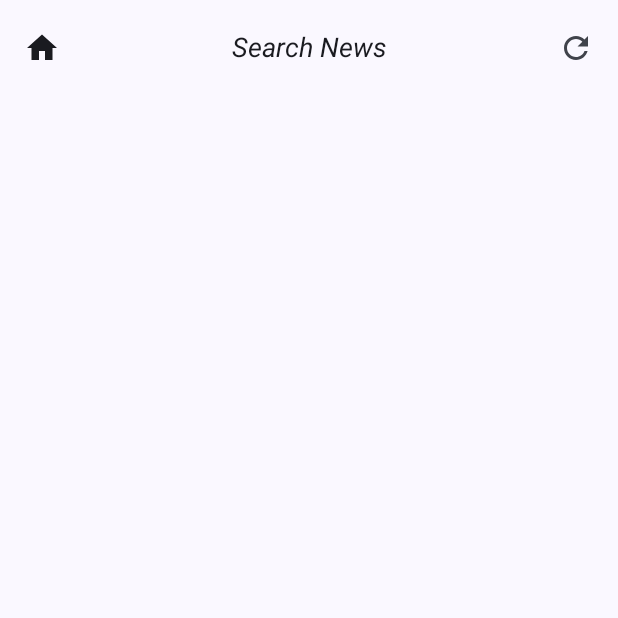
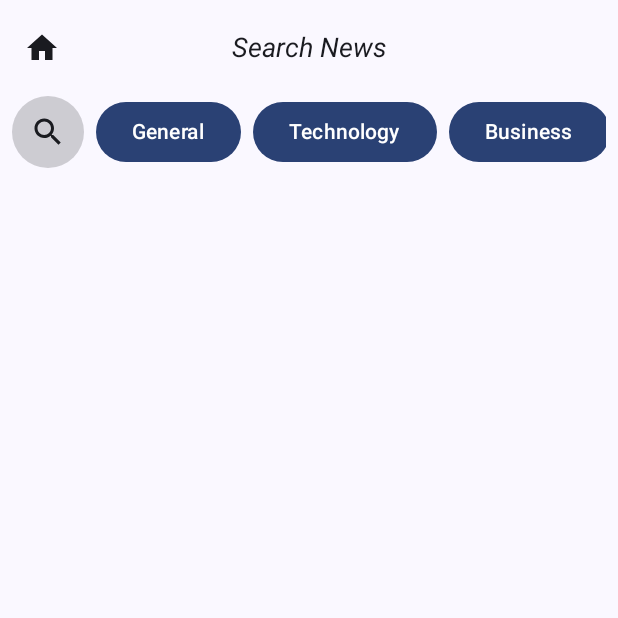
Before and after one commit to Akshayit22/News-App, an Android app built with Jetpack Compose: the composable SearchNewsScreens shown on its own in the app's theme, on a phone screen of 412 x 824 dp, the top half of it. Run offline under Robolectric (Android 15) with nearby library versions, the phone set to English and light mode, and no system bars; 2 statements that could not run were skipped.

```diff
--- a/app/src/main/java/com/aks/hotnews/ui/screens/searchNews/SearchNews.kt
+++ b/app/src/main/java/com/aks/hotnews/ui/screens/searchNews/SearchNews.kt
@@ -36,14 +36,6 @@ fun SearchNewsScreens() {
                         Icon(imageVector = Icons.Filled.Home, contentDescription = "Home")
                     }
                 },
-                actions = {
-                    IconButton(onClick = { }) {
-                        Icon(
-                            imageVector = Icons.Filled.Refresh,
-                            contentDescription = "Mark as favorite"
-                        )
-                    }
-                },
                 scrollBehavior = scrollBehavior,
             )
         }
@@ -51,7 +43,7 @@ fun SearchNewsScreens() {
         Column(
             modifier = Modifier.fillMaxSize().padding(top = paddingValues.calculateTopPadding(), bottom = 100.dp)
         ) {
-
+            SearchNewsScreen()
         }
     }
 }
--- /dev/null
+++ b/app/src/main/java/com/aks/hotnews/ui/screens/searchNews/SearchNewsScreen.kt
@@ -0,0 +1,122 @@
+package com.aks.hotnews.ui.screens.searchNews
+
+import androidx.compose.foundation.background
+import androidx.compose.foundation.border
+import androidx.compose.foundation.horizontalScroll
+import androidx.compose.foundation.layout.Arrangement
+import androidx.compose.foundation.layout.Column
+import androidx.compose.foundation.layout.FlowRow
+import androidx.compose.foundation.layout.Spacer
+import androidx.compose.foundation.layout.fillMaxWidth
+import androidx.compose.foundation.layout.height
+import androidx.compose.foundation.layout.padding
+import androidx.compose.foundation.lazy.LazyColumn
+import androidx.compose.foundation.rememberScrollState
+import androidx.compose.foundation.shape.CircleShape
+import androidx.compose.material.icons.Icons
+import androidx.compose.material.icons.filled.Search
+import androidx.compose.material3.Button
+import androidx.compose.material3.ButtonDefaults
+import androidx.compose.material3.Icon
+import androidx.compose.material3.IconButton
+import androidx.compose.material3.MaterialTheme
+import androidx.compose.material3.OutlinedTextField
+import androidx.compose.material3.Text
+import androidx.compose.material3.TextFieldDefaults
+import androidx.compose.runtime.Composable
+import androidx.compose.runtime.getValue
+import androidx.compose.runtime.mutableStateOf
+import androidx.compose.runtime.remember
+import androidx.compose.runtime.setValue
+import androidx.compose.ui.Modifier
+import androidx.compose.ui.draw.clip
+import androidx.compose.ui.graphics.Color
+import androidx.compose.ui.unit.dp
+import com.aks.hotnews.ui.components.news.SkeletonNewsItem
+
+@Composable
+fun SearchNewsScreen() {
+    val categoryList = listOf(
+        "General", "Technology", "Business", "Entertainment", "Health",
+        "Science", "Sports", "STOCK", "Crypto", "Politics", "World", "India"
+    )
+    var selectedCategory by remember { mutableStateOf("") }
+
+    var searchQuery by remember { mutableStateOf("") }
+    var isSearchExpanded by remember { mutableStateOf(false) }
+
+    Column{
+
+        FlowRow(
+            modifier = Modifier
+                .fillMaxWidth().padding( horizontal = 8.dp)
+                .horizontalScroll(rememberScrollState()),
+            horizontalArrangement = Arrangement.spacedBy(8.dp),
+        ) {
+            if(isSearchExpanded){
+                OutlinedTextField(
+                    value = searchQuery,
+                    onValueChange = { searchQuery = it },
+                    modifier = Modifier
+                        .padding(horizontal = 8.dp)
+                        .height(52.dp)
+                        .border(1.dp, Color.Gray, CircleShape)
+                        .clip(CircleShape),
+                    trailingIcon = {
+                        IconButton(
+                            onClick = { isSearchExpanded = false },
+                            modifier = Modifier.padding(end = 2.dp).background(MaterialTheme.colorScheme.primary.copy(0.7f), CircleShape)
+                        ) {
+                            Icon(
+                                imageVector = Icons.Default.Search,
+                                contentDescription = "Search"
+                            )
+                        }
+                    },
+                    colors = TextFieldDefaults.colors(
+                        focusedIndicatorColor = Color.Transparent,
+                        unfocusedIndicatorColor = Color.Transparent,
+                        disabledIndicatorColor = Color.Transparent,
+                        errorIndicatorColor = Color.Transparent,
+                        focusedContainerColor = Color.Transparent,
+                        unfocusedContainerColor = Color.Transparent,
+                        disabledContainerColor = Color.Transparent,
+                        errorContainerColor = Color.Transparent,
+                    ),
+                    shape = CircleShape,
+                    singleLine = true
+                )
+            }else{
+                IconButton(
+                    onClick = { isSearchExpanded = true },
+                    modifier = Modifier.background(MaterialTheme.colorScheme.onBackground.copy(0.2f), CircleShape)
+                ) {
+                    Icon(
+                        imageVector = Icons.Default.Search,
+                        contentDescription = "Search"
+                    )
+                }
+            }
+
+            categoryList.forEach { category ->
+                Button(
+                    onClick = { selectedCategory = category },
+                    colors = ButtonDefaults.buttonColors(
+                        containerColor = if (selectedCategory == category) MaterialTheme.colorScheme.primary.copy(0.8f)
+                        else MaterialTheme.colorScheme.primary
+                    )
+                ) {
+                    Text(text = category)
+                }
+            }
+        }
+
+        Spacer(modifier = Modifier.height(2.dp))
+
+//        LazyColumn {
+//            items(5) {
+//                SkeletonNewsItem()
+//            }
+//        }
+    }
+}
```
Also changed, not shown: app/src/main/java/com/aks/hotnews/ui/components/news/SkeletonNewsItem.kt (+5 -5 lines).
